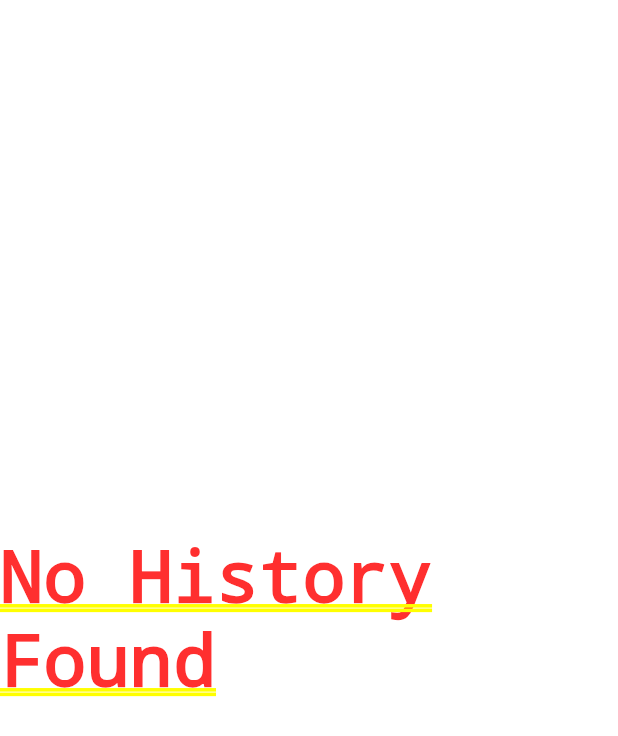
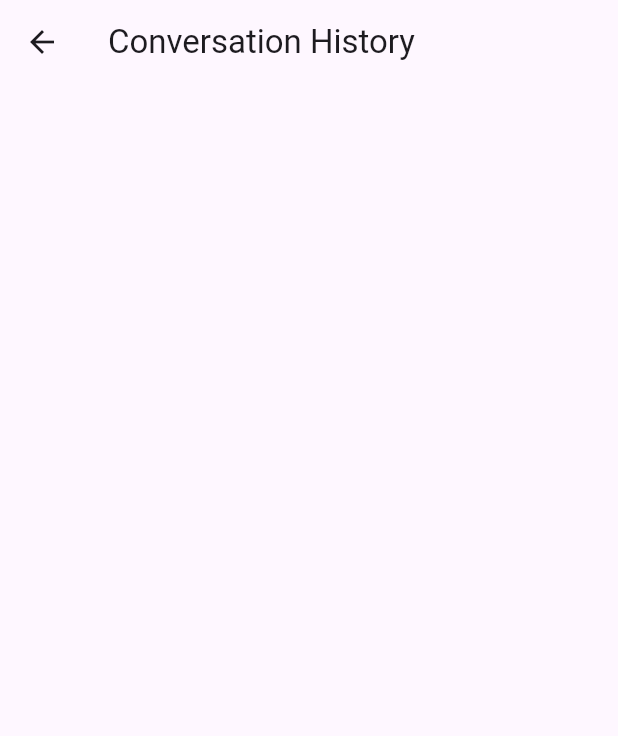
Before and after one commit to ganesh7262/img_text_gpt, a Flutter app: the HistoryScreen screen opened directly, on a phone screen of 412 x 824 dp. Shown: the top 736 px of the screen. Run offline on Flutter 3.47's test engine with Material 2 defaults, Android fonts, the phone set to English and light mode, and no system bars; our stand-ins replace flutter_dotenv, image_picker; missing offline and left inert: google_mlkit_text_recognition.

Commit message:
Update history_screen.dart

```diff
--- a/img_text_gpt/lib/screens/history_screen.dart
+++ b/img_text_gpt/lib/screens/history_screen.dart
@@ -14,14 +14,20 @@ class HistoryScreen extends StatelessWidget {
   @override
   Widget build(BuildContext context) {
     return Consumer<HistoryModel>(
-      builder: (context, hist, child) {
-        if (hist.totalConvo == 0) {
-          return defaultScreen();
-        } else {
-          return const Scaffold(
-            body: Text("has convo"),
-          );
-        }
+      builder: (context, history, child) {
+        return Scaffold(
+          appBar: AppBar(
+            title: const Text('Conversation History'),
+          ),
+          body: ListView.builder(
+            itemCount: history.totalConvo,
+            itemBuilder: (context, index) {
+              return ListTile(
+                title: Text(history.hist[index].gptResponse),
+              );
+            },
+          ),
+        );
       },
     );
   }
```
